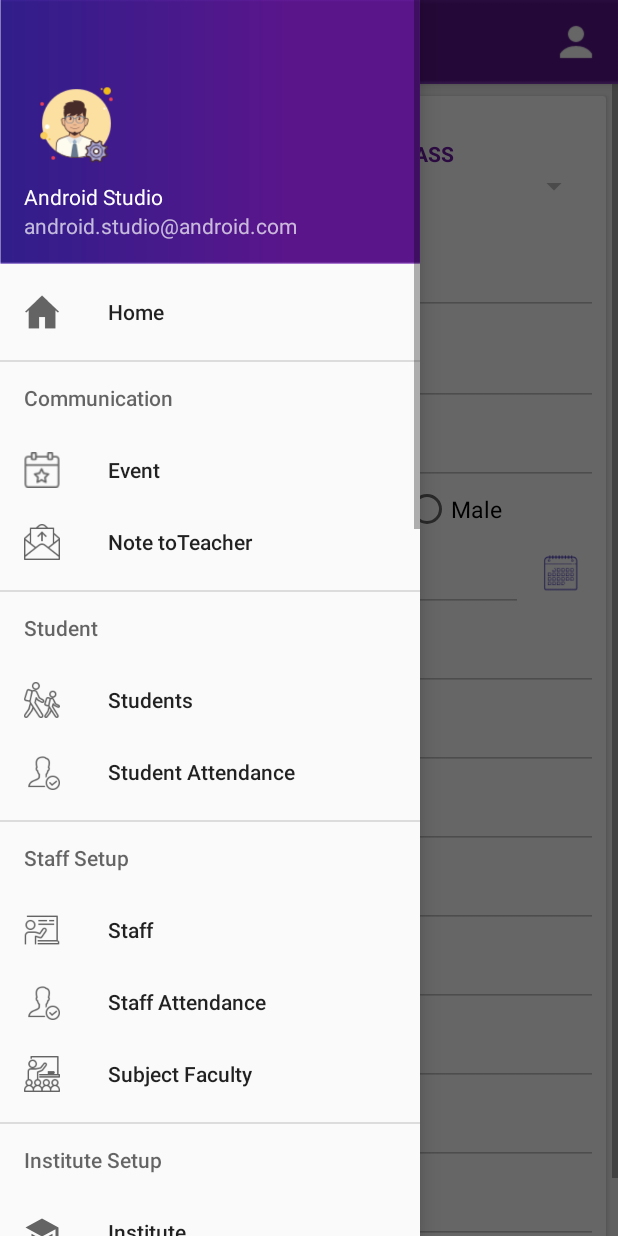
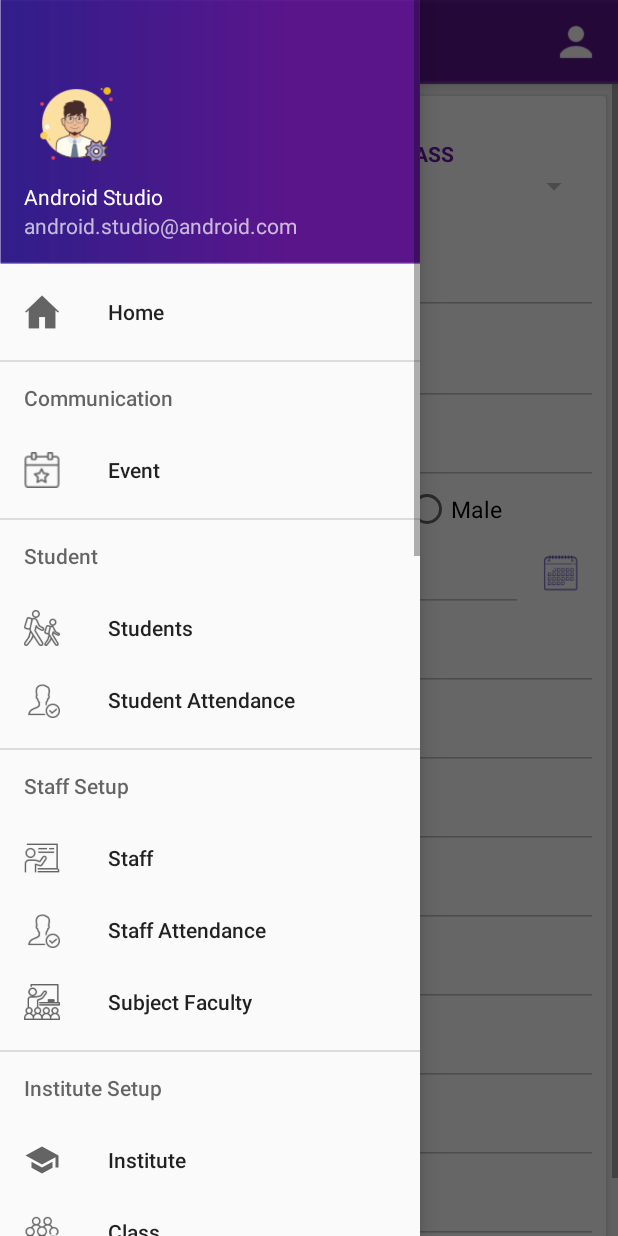
Before and after one commit to GeetaRaikar/EduAppCollegeAdmin, an Android app: the fragment FragmentAddStudent placed in its activity, with the side drawer open, on a phone screen of 412 x 824 dp. Run offline under Robolectric (Android 15) with nearby library versions, the phone set to English and light mode, and no system bars; our stand-ins replace Firebase (no records; nobody signed in at launch, a user with empty details on screens opened directly), navigation-ui; libraries missing offline, so code that uses them is left out: cn.pedant; pictures from the network do not load; 9 statements that could not run were skipped.

Commit message:
Update on 15 AUG 2021

```diff
--- a/app/src/main/java/com/padmajeet/techforedu/wowcollege/admin/ActivityHome.java
+++ b/app/src/main/java/com/padmajeet/techforedu/wowcollege/admin/ActivityHome.java
@@ -131,7 +131,7 @@ public class ActivityHome extends AppCompatActivity {
                     case R.id.nav_attendance:
                         unCheckAllMenuItems(navigationView.getMenu());
                         menuNav.findItem(R.id.nav_attendance).setChecked(true);
-                        //replaceFragment(new FragmentStudentAttendance(), getString(R.string.studentAttendance));
+                        replaceFragment(new FragmentStudentAttendance(), getString(R.string.studentAttendance));
                         break;
                     /*case R.id.nav_birthday:
                         unCheckAllMenuItems(navigationView.getMenu());
@@ -315,8 +315,8 @@ public class ActivityHome extends AppCompatActivity {
         int id = item.getItemId();
         if (id == R.id.nav_profile) {
             getSupportActionBar().setTitle(R.string.profile);
-            //FragmentProfile fragmentProfile = new FragmentProfile();
-            //replaceFragment(fragmentProfile, "FRAGMENT_PROFILE");
+            FragmentProfile fragmentProfile = new FragmentProfile();
+            replaceFragment(fragmentProfile, "FRAGMENT_PROFILE");
         }
         return super.onOptionsItemSelected(item);
     }
--- a/app/src/main/java/com/padmajeet/techforedu/wowcollege/admin/FragmentAddStudent.java
+++ b/app/src/main/java/com/padmajeet/techforedu/wowcollege/admin/FragmentAddStudent.java
@@ -160,7 +160,7 @@ public class FragmentAddStudent extends Fragment {
         storageReference= FirebaseStorage.getInstance().getReference("Profile");
 
         //spSection=view.findViewById(R.id.spSection);
-        //spPaymentOption= view.findViewById(R.id.spPaymentOption);
+        spPaymentOption= view.findViewById(R.id.spPaymentOption);
         tvError=view.findViewById(R.id.tvError);
         spBatch=view.findViewById(R.id.spBatch);
         etUSN = view.findViewById(R.id.etUSN);
@@ -325,7 +325,7 @@ public class FragmentAddStudent extends Fragment {
         // Specify the layout to use when the list of choices appears
         adapter.setDropDownViewResource(android.R.layout.simple_spinner_dropdown_item);
         // Apply the adapter to the spinner
-        //spPaymentOption.setAdapter(adapter);
+        spPaymentOption.setAdapter(adapter);
         spPaymentOption.setOnItemSelectedListener(new AdapterView.OnItemSelectedListener() {
             @Override
             public void onItemSelected(AdapterView<?> adapterView, View view, int i, long l) {
--- a/app/src/main/java/com/padmajeet/techforedu/wowcollege/admin/FragmentFeeStructure.java
+++ b/app/src/main/java/com/padmajeet/techforedu/wowcollege/admin/FragmentFeeStructure.java
@@ -423,6 +423,7 @@ public class FragmentFeeStructure extends Fragment {
         }
         feeStructureCollectionRef
                 .whereEqualTo("batchId", selectBatch.getId())
+                .orderBy("createdDate", Query.Direction.ASCENDING)
                 .get()
                 .addOnSuccessListener(new OnSuccessListener<QuerySnapshot>() {
                     @Override
--- a/app/src/main/java/com/padmajeet/techforedu/wowcollege/admin/FragmentProfile.java
+++ b/app/src/main/java/com/padmajeet/techforedu/wowcollege/admin/FragmentProfile.java
@@ -39,7 +39,8 @@ import cn.pedant.SweetAlert.SweetAlertDialog;
 public class FragmentProfile extends Fragment {
     private View view;
     private Staff loggedInUser;
-    private EditText etMobileNumber,etFirstName,etLastName,etEmail,etAddress;
+    private TextView etMobileNumber;
+    private EditText etFirstName,etLastName,etEmail,etAddress;
     private ImageView ivProfilePic;
     private Button btUpdateProfile;
     boolean isEmailEdited, isFirstNameEdited, isLastNameEdited, isAddressEdited;
@@ -91,7 +92,7 @@ public class FragmentProfile extends Fragment {
                     .into(ivProfilePic);
         }
 
-        etMobileNumber = (EditText) view.findViewById(R.id.etMobileNumber);
+        etMobileNumber = (TextView) view.findViewById(R.id.etMobileNumber);
         etMobileNumber.setText(loggedInUser.getMobileNumber());
 
         etEmail = (EditText) view.findViewById(R.id.etEmail);
--- a/app/src/main/res/layout/fragment_add_student.xml
+++ b/app/src/main/res/layout/fragment_add_student.xml
@@ -464,12 +464,12 @@
                     android:textColorHint="@color/colorBlack"
                     android:textSize="15sp" />
             </com.google.android.material.textfield.TextInputLayout>
-            <!--
             <LinearLayout
                 android:layout_width="match_parent"
                 android:layout_height="wrap_content"
                 android:orientation="horizontal"
-                android:paddingLeft="@dimen/drawablePaddingSize">
+                android:paddingLeft="@dimen/drawablePaddingSize"
+                android:visibility="gone">
 
                 <TextView
                     android:layout_width="wrap_content"
@@ -492,7 +492,8 @@
             <com.google.android.material.textfield.TextInputLayout
                 android:layout_width="match_parent"
                 android:layout_height="wrap_content"
-                android:textColorHint="@color/colorGrey">
+                android:textColorHint="@color/colorGrey"
+                android:visibility="gone">
 
 
                 <EditText
@@ -513,7 +514,8 @@
             <com.google.android.material.textfield.TextInputLayout
                 android:layout_width="match_parent"
                 android:layout_height="wrap_content"
-                android:textColorHint="@color/colorGrey">
+                android:textColorHint="@color/colorGrey"
+                android:visibility="gone">
 
 
                 <EditText
@@ -530,7 +532,7 @@
                     android:textSize="15sp" />
 
             </com.google.android.material.textfield.TextInputLayout>
-
+            <!--
             <com.google.android.material.textfield.TextInputLayout
                 android:layout_width="match_parent"
                 android:layout_height="wrap_content"
--- a/app/src/main/res/layout/fragment_event.xml
+++ b/app/src/main/res/layout/fragment_event.xml
@@ -175,6 +175,7 @@
             android:layout_gravity="bottom|left"
             android:layout_margin="@dimen/fab_margin"
             android:src="@drawable/ic_menu_calendar"
+            android:tint="@color/colorWhite"
             app:backgroundTint="@color/colorPrimary" />
     </FrameLayout>
 
--- a/app/src/main/res/layout/fragment_student.xml
+++ b/app/src/main/res/layout/fragment_student.xml
@@ -172,7 +172,8 @@
             android:layout_height="wrap_content"
             android:layout_gravity="bottom|left"
             android:layout_margin="@dimen/fab_margin"
-            android:src="@drawable/ic_student"
+            android:src="@drawable/ic_menu_students"
+            android:tint="@color/colorWhite"
             app:backgroundTint="@color/colorPrimary" />
     </FrameLayout>
 
--- a/app/src/main/res/layout/row_batch.xml
+++ b/app/src/main/res/layout/row_batch.xml
@@ -23,7 +23,8 @@
                 android:layout_height="70dp"
                 android:layout_gravity="center"
                 android:src="@drawable/ic_menu_batch"
-                android:contentDescription="@string/nav_header_desc" />
+                android:contentDescription="@string/nav_header_desc"
+                android:visibility="gone"/>
             <LinearLayout
                 android:layout_width="match_parent"
                 android:layout_height="wrap_content"
--- a/app/src/main/res/layout/row_class.xml
+++ b/app/src/main/res/layout/row_class.xml
@@ -22,7 +22,8 @@
                 android:layout_width="55dp"
                 android:layout_height="55dp"
                 android:layout_centerInParent="true"
-                android:gravity="center">
+                android:gravity="center"
+                android:visibility="gone">
 
                 <ImageView
                     android:id="@+id/ivClassPic"
@@ -31,7 +32,7 @@
                     android:layout_gravity="center"
                     android:contentDescription="@string/nav_header_desc"
                     android:padding="3dp"
-                    android:src="@drawable/ic_menu_batch" />
+                    android:src="@drawable/ic_menu_batch"/>
             </LinearLayout>
 
             <TextView
--- a/app/src/main/res/menu/activity_home_drawer.xml
+++ b/app/src/main/res/menu/activity_home_drawer.xml
@@ -28,7 +28,8 @@
             <item
                 android:id="@+id/nav_feedback"
                 android:icon="@drawable/ic_menu_feedback"
-                android:title="@string/feedback" />
+                android:title="@string/feedback"
+                android:visible="false"/>
         </menu>
     </item>
     <item android:title="@string/student">
@@ -100,7 +101,8 @@
             <item
                 android:id="@+id/nav_section"
                 android:icon="@drawable/ic_menu_classroom"
-                android:title="@string/section" />
+                android:title="@string/section"
+                android:visible="false"/>
             <item
                 android:id="@+id/nav_fee_structure"
                 android:icon="@drawable/ic_services"
```
Also changed, not shown: app/src/main/java/com/padmajeet/techforedu/wowcollege/admin/FragmentBatch.java (+7 -7 lines), app/src/main/java/com/padmajeet/techforedu/wowcollege/admin/model/StaffType.java (+8 -0 lines), 1 other file.
